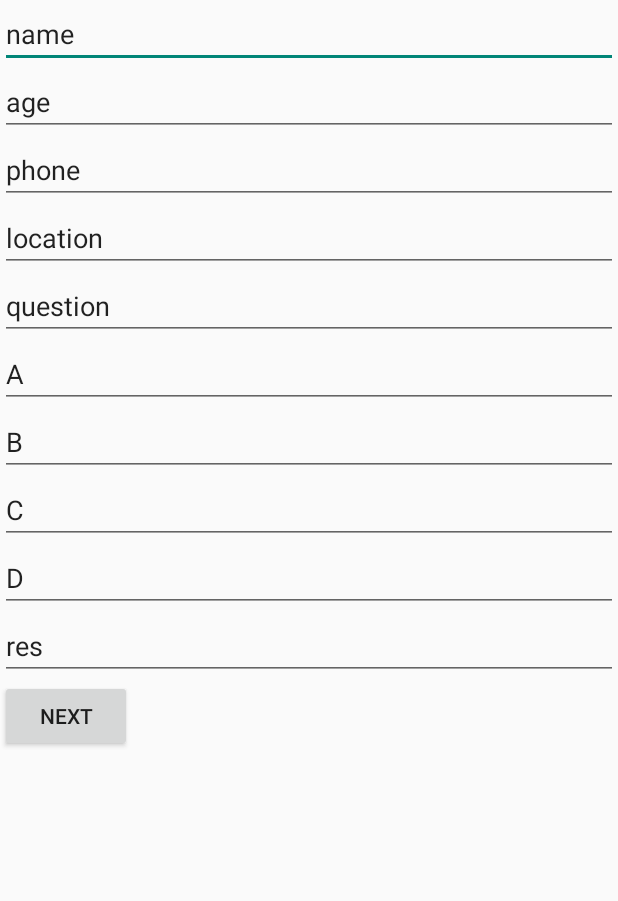
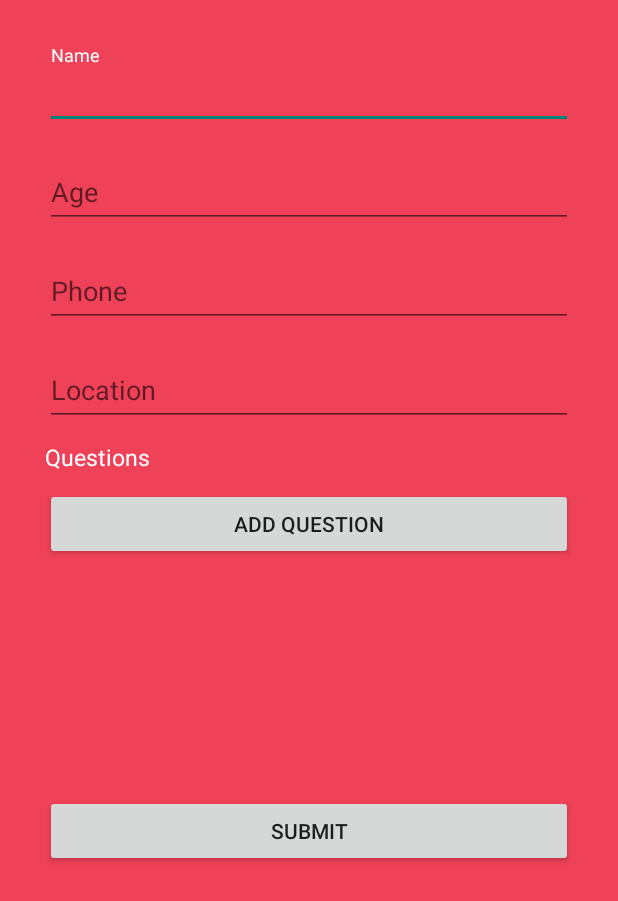
Before and after one commit to thanhdat00/Eros-app, an Android app: the CreateProfileActivity screen opened directly, with no data from a screen before it, on a phone screen of 412 x 824 dp. Shown: the top 901 px of the screen. Run offline under Robolectric (Android 15) with nearby library versions, the phone set to English and light mode, and no system bars; 4 statements that could not run were skipped.

Commit message:
create-profile-ui

```diff
--- a/app/build.gradle
+++ b/app/build.gradle
@@ -29,9 +29,11 @@ dependencies {
     implementation 'androidx.constraintlayout:constraintlayout:2.0.4'
     implementation 'androidx.legacy:legacy-support-v4:1.0.0'
     implementation 'com.google.firebase:firebase-database:16.0.4'
+    implementation 'com.google.android.material:material:1.1.0'
     testImplementation 'junit:junit:4.12'
     androidTestImplementation 'androidx.test.ext:junit:1.1.2'
     androidTestImplementation 'androidx.test.espresso:espresso-core:3.3.0'
+
 
     implementation 'com.facebook.android:facebook-login:8.2.0'
 
@@ -51,4 +53,5 @@ dependencies {
     // When using the BoM, you don't specify versions in Firebase library dependencies
     implementation 'com.google.firebase:firebase-database'
 
+
 }
--- a/app/src/main/AndroidManifest.xml
+++ b/app/src/main/AndroidManifest.xml
@@ -11,7 +11,7 @@
         android:roundIcon="@mipmap/ic_launcher_round"
         android:supportsRtl="true"
         android:theme="@style/AppTheme">
-        <activity android:name=".CreateQuestionActivity"></activity>
+        <activity android:name=".Question.CreateQuestionActivity"></activity>
         <activity android:name=".CreateProfileActivity" />
         <activity android:name=".Login" />
         <activity android:name=".MainScreen.MainScreenActivity" />
--- a/app/src/main/java/com/example/eros_demo/CreateProfileActivity.java
+++ b/app/src/main/java/com/example/eros_demo/CreateProfileActivity.java
@@ -2,17 +2,16 @@ package com.example.eros_demo;
 
 import androidx.appcompat.app.AppCompatActivity;
 
+import android.content.Intent;
 import android.os.Bundle;
 import android.view.View;
+import android.widget.ArrayAdapter;
 import android.widget.Button;
 import android.widget.EditText;
+import android.widget.ListView;
 import android.widget.Toast;
 
-import com.google.firebase.database.DatabaseReference;
-import com.google.firebase.database.FirebaseDatabase;
-
 import java.util.ArrayList;
-import java.util.List;
 
 public class CreateProfileActivity extends AppCompatActivity {
     EditText nameEditText;
@@ -25,14 +24,25 @@ public class CreateProfileActivity extends AppCompatActivity {
     EditText answerC;
     EditText answerD;
     EditText resultEditText;
-    Button submitButton;
+    Button submitButton,addQuestionButton;
     String userID;
+    ListView question_lv ;
+    int REQUEST_CODE = 100;
+    ArrayList<Question> questions = null;
+    ArrayAdapter<Question> questionArrayAdapter = null;
 
     @Override
     protected void onCreate(Bundle savedInstanceState) {
         super.onCreate(savedInstanceState);
         setContentView(R.layout.activity_create_profile);
         initComponent();
+
+
+        questions = new ArrayList<Question>();
+
+        questionArrayAdapter = new QuestionsAdapter(this, 0,questions);
+        question_lv.setAdapter(questionArrayAdapter);
+
 
         submitButton.setOnClickListener(new View.OnClickListener() {
             @Override
@@ -43,30 +53,39 @@ public class CreateProfileActivity extends AppCompatActivity {
                 String age = ageEditText.getText().toString();
                 String phoneNumber = phoneEditText.getText().toString();
                 String location = locationEditText.getText().toString();
-                String question = questionEditText.getText().toString();
-                String A = answerA.getText().toString();
-                String B = answerB.getText().toString();
-                String C = answerC.getText().toString();
-                String D = answerD.getText().toString();
-                String res = resultEditText.getText().toString();
+//                String question = questionEditText.getText().toString();
+//                String A = answerA.getText().toString();
+//                String B = answerB.getText().toString();
+//                String C = answerC.getText().toString();
+//                String D = answerD.getText().toString();
+//                String res = resultEditText.getText().toString();
+//
+//                Question question1 = new Question(question, A, B ,C ,D, res);
+//                List<Question> questionList = new ArrayList<>();
+                //questionList.add(question1);
 
-                Question question1 = new Question(question, A, B ,C ,D, res);
-                List<Question> questionList = new ArrayList<>();
-                questionList.add(question1);
+//                User user = new User(name, phoneNumber, location, questionList);
+//
+//                FirebaseDatabase database = FirebaseDatabase.getInstance();
+//                DatabaseReference myRef = database.getReference("user_profile/"+ userID);
+//                myRef.child("name").setValue(user.getUserName());
+//                myRef.child("phone").setValue(user.getPhoneNumber());
 
-                User user = new User(name, phoneNumber, location, questionList);
+                //List<Question> questionList1 = user.getQuestionList();
 
-                FirebaseDatabase database = FirebaseDatabase.getInstance();
-                DatabaseReference myRef = database.getReference("user_profile/"+ userID);
-                myRef.child("name").setValue(user.getUserName());
-                myRef.child("phone").setValue(user.getPhoneNumber());
+//                for (int i = 0; i < questionList1.size(); i++){
+//                    myRef.child("question").child(String.valueOf(i)).child("q").setValue(questionList1.get(i).getQuestion());
+//                    myRef.child("question").child(String.valueOf(i)).child("a").setValue(questionList1.get(i).getAnswerA());
+//                }
 
-                List<Question> questionList1 = user.getQuestionList();
+            }
+        });
 
-                for (int i = 0; i < questionList1.size(); i++){
-                    myRef.child("question").child(String.valueOf(i)).child("q").setValue(questionList1.get(i).getQuestion());
-                    myRef.child("question").child(String.valueOf(i)).child("a").setValue(questionList1.get(i).getAnswerA());
-                }
+        addQuestionButton.setOnClickListener(new View.OnClickListener() {
+            @Override
+            public void onClick(View v) {
+                Intent intent = new Intent(CreateProfileActivity.this, CreateQuestionActivity.class);
+                startActivityForResult(intent, REQUEST_CODE);
 
             }
         });
@@ -77,15 +96,18 @@ public class CreateProfileActivity extends AppCompatActivity {
         ageEditText = findViewById(R.id.age_edit_text);
         phoneEditText = findViewById(R.id.phone_edit_text);
         locationEditText = findViewById(R.id.location_edit_text);
-        questionEditText = findViewById(R.id.question_edit_text);
-        answerA = findViewById(R.id.answer_A);
-        answerB = findViewById(R.id.answer_B);
-        answerC = findViewById(R.id.answer_C);
-        answerD = findViewById(R.id.answer_D);
-        resultEditText = findViewById(R.id.result_edit_text);
+//        questionEditText = findViewById(R.id.question_edit_text);
+//        answerA = findViewById(R.id.answer_A);
+//        answerB = findViewById(R.id.answer_B);
+//        answerC = findViewById(R.id.answer_C);
+//        answerD = findViewById(R.id.answer_D);
+//        resultEditText = findViewById(R.id.result_edit_text);
         submitButton = findViewById(R.id.submit_button);
+        addQuestionButton = findViewById(R.id.add_question_button);
         Bundle bundle = getIntent().getExtras();
         userID = bundle.getString("UserID");
+        question_lv = findViewById(R.id.lv_questionsList);
+
 
     }
 
--- a/app/src/main/java/com/example/eros_demo/Question.java
+++ b/app/src/main/java/com/example/eros_demo/Question.java
@@ -1,6 +1,8 @@
 package com.example.eros_demo;
 
-public class Question {
+import java.io.Serializable;
+
+public class Question implements Serializable {
     String question;
     String answerA;
     String answerB;
@@ -67,5 +69,4 @@ public class Question {
     }
 
 
-
 }
--- a/app/src/main/res/layout/activity_create_profile.xml
+++ b/app/src/main/res/layout/activity_create_profile.xml
@@ -5,83 +5,118 @@
     android:layout_width="match_parent"
     android:layout_height="match_parent"
     android:orientation="vertical"
-    tools:context=".CreateProfileActivity">
+    tools:context=".CreateProfileActivity"
+    android:padding="30dp"
+    android:background="@color/background">
 
-    <EditText
+    <ScrollView
+        android:layout_width="match_parent"
+        android:layout_height="500dp">
+        <LinearLayout
+            android:layout_width="match_parent"
+            android:layout_height="match_parent"
+            android:orientation="vertical">
+
+            <com.google.android.material.textfield.TextInputLayout
+                android:id="@+id/create_name"
+                android:layout_width="match_parent"
+                android:layout_height="wrap_content"
+                android:hint="Name"
+                style="@style/Widget.Design.TextInputLayout"
+                app:hintTextColor="#FFFFFF"
+                android:paddingBottom="10dp"
+                >
+
+                <com.google.android.material.textfield.TextInputEditText
+                    android:layout_width="match_parent"
+                    android:layout_height="wrap_content"
+                    android:inputType="text"
+                    android:id="@+id/name_edit_text"
+                    android:textColor="#FFFFFF"/>
+            </com.google.android.material.textfield.TextInputLayout>
+
+            <com.google.android.material.textfield.TextInputLayout
+                android:id="@+id/create_age"
+                android:layout_width="match_parent"
+                android:layout_height="wrap_content"
+                style="@style/Widget.Design.TextInputLayout"
+                    android:hint="Age"
+                app:hintTextColor="#FFFFFF"
+                android:paddingBottom="10dp"
+                >
+
+                <com.google.android.material.textfield.TextInputEditText
+                    android:layout_width="match_parent"
+                    android:layout_height="wrap_content"
+                    android:inputType="text"
+                    android:id="@+id/age_edit_text"
+                    android:textColor="#FFFFFF"/>
+            </com.google.android.material.textfield.TextInputLayout>
+
+            <com.google.android.material.textfield.TextInputLayout
+                android:id="@+id/create_phone"
+                android:layout_width="match_parent"
+                android:layout_height="wrap_content"
+                style="@style/Widget.Design.TextInputLayout"
+                android:hint="Phone"
+                app:hintTextColor="#FFFFFF"
+                android:paddingBottom="10dp">
+
+                <com.google.android.material.textfield.TextInputEditText
+                    android:layout_width="match_parent"
+                    android:layout_height="wrap_content"
+                    android:inputType="text"
+                    android:id="@+id/phone_edit_text"
+                    android:textColor="#FFFFFF"/>
+            </com.google.android.material.textfield.TextInputLayout>
+
+
+            <com.google.android.material.textfield.TextInputLayout
+                android:id="@+id/create_location"
+                android:layout_width="match_parent"
+                android:layout_height="wrap_content"
+                style="@style/Widget.Design.TextInputLayout"
+                android:hint="Location"
+                app:hintTextColor="#FFFFFF"
+                android:paddingBottom="10dp">
+
+                <com.google.android.material.textfield.TextInputEditText
+                    android:layout_width="match_parent"
+                    android:layout_height="wrap_content"
+                    android:inputType="text"
+                    android:id="@+id/location_edit_text"
+                    android:textColor="#FFFFFF"/>
+            </com.google.android.material.textfield.TextInputLayout>
+
+            <TextView
+                android:layout_width="wrap_content"
+                android:layout_height="wrap_content"
+                android:textColor="#FFFFFF"
+                android:textSize="15dp"
+                android:text="Questions"
+                android:paddingBottom="10dp"/>
+
+            <ListView
+                android:layout_width="match_parent"
+                android:layout_height="wrap_content"
+                android:id="@+id/lv_questionsList"/>
+            <Button
+                android:layout_width="match_parent"
+                android:layout_height="wrap_content"
+                android:id="@+id/add_question_button"
+                android:text="Add question"
+                android:paddingBottom="10dp"
+                />
+
+
+
+        </LinearLayout>
+    </ScrollView>
+    <Button
         android:layout_width="match_parent"
         android:layout_height="wrap_content"
-        android:text="name"
-        android:id="@+id/name_edit_text"
+        android:text="Submit"
+        android:id="@+id/submit_button"
+        android:paddingBottom="10dp"
         />
-
-    <EditText
-        android:layout_width="match_parent"
-        android:layout_height="wrap_content"
-        android:id="@+id/age_edit_text"
-        android:text="age"
-        />
-
-    <EditText
-        android:layout_width="match_parent"
-        android:layout_height="wrap_content"
-        android:id="@+id/phone_edit_text"
-        android:text="phone"
-        />
-
-    <EditText
-        android:layout_width="match_parent"
-        android:layout_height="wrap_content"
-        android:text="location"
-        android:id="@+id/location_edit_text"
-        />
-
-    <EditText
-        android:layout_width="match_parent"
-        android:layout_height="wrap_content"
-        android:id="@+id/question_edit_text"
-        android:text="question"
-        />
-
-    <EditText
-        android:layout_width="match_parent"
-        android:layout_height="wrap_content"
-        android:text="A"
-        android:id="@+id/answer_A"
-        />
-
-    <EditText
-        android:layout_width="match_parent"
-        android:layout_height="wrap_content"
-        android:text="B"
-        android:id="@+id/answer_B"
-        />
-
-    <EditText
-        android:layout_width="match_parent"
-        android:layout_height="wrap_content"
-        android:text="C"
-        android:id="@+id/answer_C"
-        />
-
-    <EditText
-        android:layout_width="match_parent"
-        android:layout_height="wrap_content"
-        android:text="D"
-        android:id="@+id/answer_D"
-        />
-
-    <EditText
-        android:layout_width="match_parent"
-        android:layout_height="wrap_content"
-        android:id="@+id/result_edit_text"
-        android:text="res"
-        />
-
-    <Button
-        android:layout_width="wrap_content"
-        android:layout_height="wrap_content"
-        android:text="Next"
-        android:id="@+id/submit_button"
-        />
-
 </LinearLayout>
--- a/app/src/main/res/layout/activity_login.xml
+++ b/app/src/main/res/layout/activity_login.xml
@@ -35,11 +35,11 @@
         android:layout_centerHorizontal="true"
         android:layout_marginVertical="30dp"/>
 
-    <ImageView
+    <Button
         android:id="@+id/iv_gmail_login"
         android:layout_width="wrap_content"
         android:layout_height="wrap_content"
-        android:src="@drawable/gmail_login"
+        android:background="@drawable/gmail_login"
         android:layout_below="@+id/iv_facebook_login"
         android:layout_centerHorizontal="true"
         />
```
Also changed, not shown: app/src/main/java/com/example/eros_demo/CreateQuestionActivity.java (deleted, +0 -14 lines), app/src/main/java/com/example/eros_demo/MainActivity.java (+12 -0 lines), app/src/main/java/com/example/eros_demo/Question/CreateQuestionActivity.java (added, +22 -0 lines), app/src/main/java/com/example/eros_demo/Question/QuestionFragment.java (added, +11 -0 lines), app/src/main/java/com/example/eros_demo/QuestionsAdapter.java (added, +35 -0 lines), app/src/main/res/drawable/ic_baseline_add_circle_outline_24.xml (added, +10 -0 lines), app/src/main/res/layout/activity_create_question.xml (+17 -3 lines), app/src/main/res/layout/fragment_question.xml (added, +131 -0 lines), app/src/main/res/layout/question_item.xml (added, +12 -0 lines).
